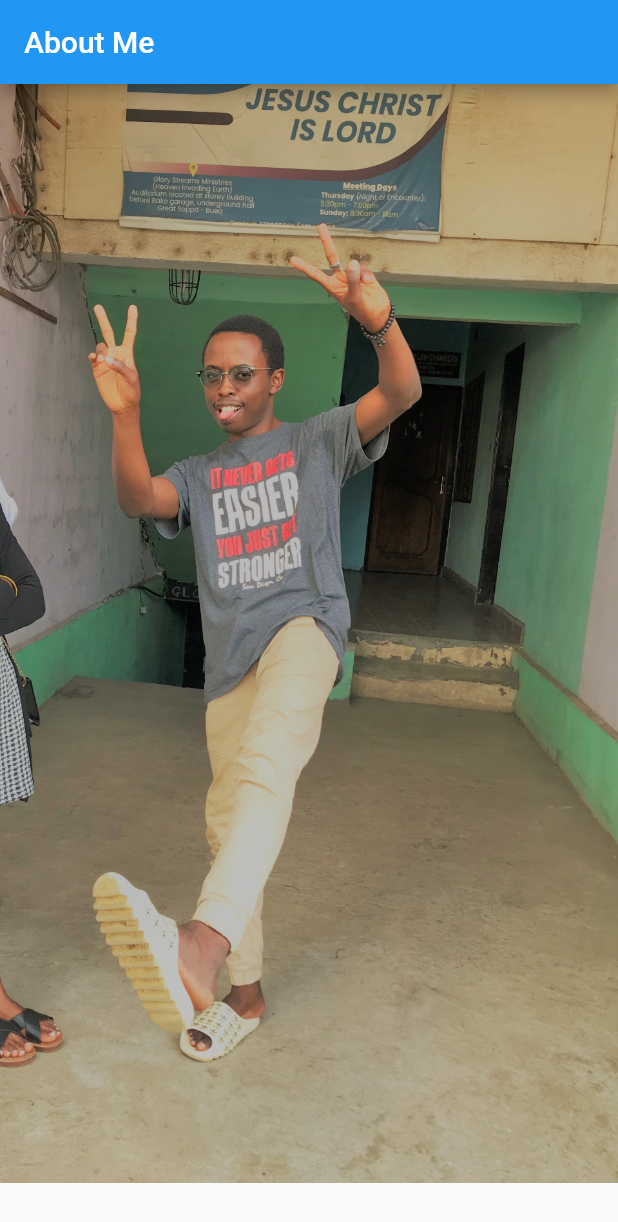
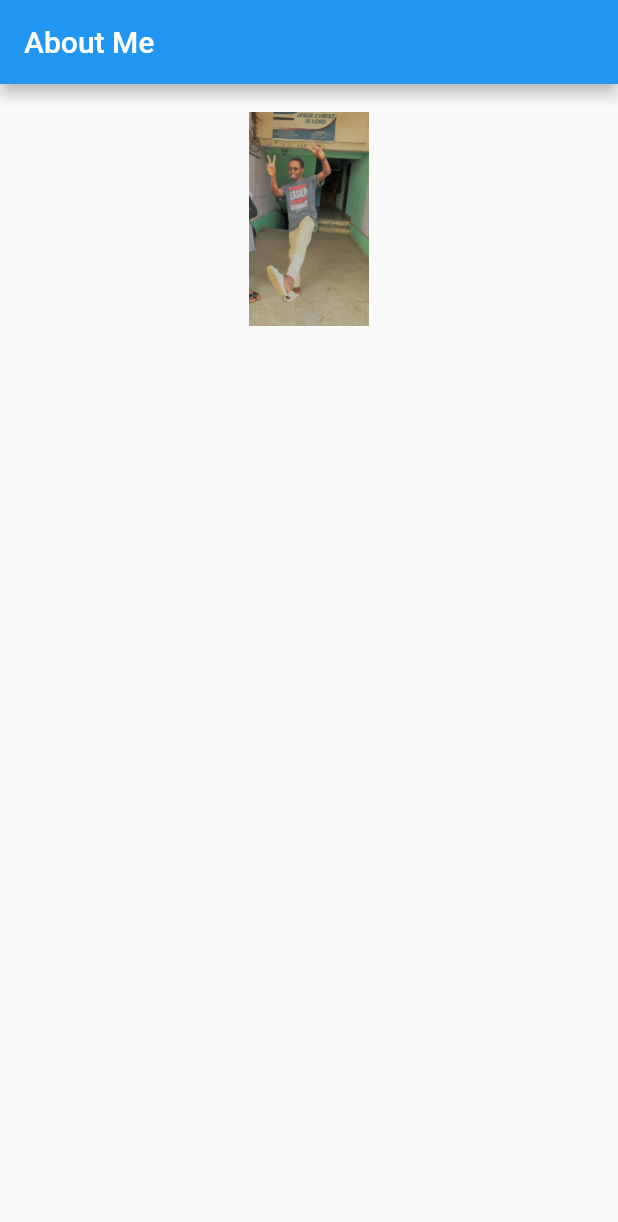
Before and after one commit to kelton-glitch/testapp, a Flutter app: the screen it shows after launch, on a phone screen of 412 x 824 dp. Shown: the top 1222 px of the screen. Run offline on Flutter 3.47's test engine with Material 2 defaults, Android fonts, the phone set to English and light mode, and no system bars; missing offline and left inert: dart:html.

```diff
--- a/lib/main.dart
+++ b/lib/main.dart
@@ -1,3 +1,4 @@
+import 'dart:html';
 import 'package:flutter/material.dart';
 
 void main() {
@@ -20,7 +21,10 @@ class MyApp extends StatelessWidget {
          body: Center(
         child: Column(
           children: <Widget>[
-            Image.asset('images/me.jpeg'),
+            Image.asset('images/me.jpeg',
+            height: 180,
+            width:80,
+            ),
           ],
         ),
       ),
```
Also changed, not shown: pubspec.yaml (line endings or trailing spaces).
